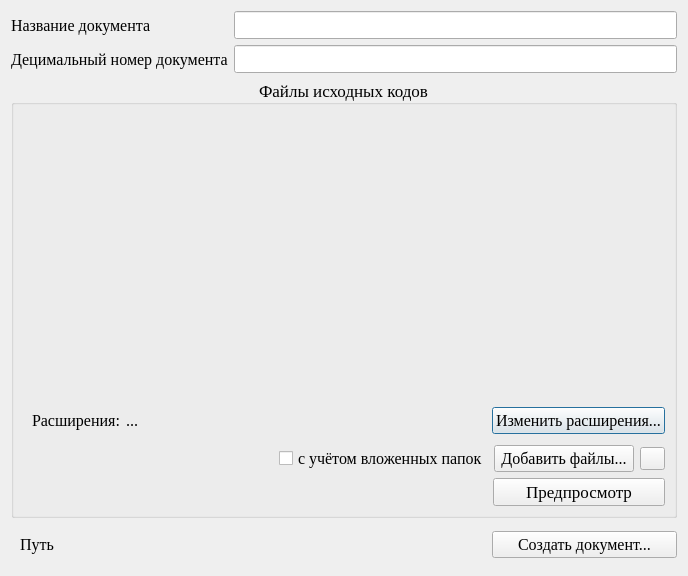
Old version of the form ui_files/ishod_w.ui in the repository MargaritaLipatova/Prorgams-text-to-docx.
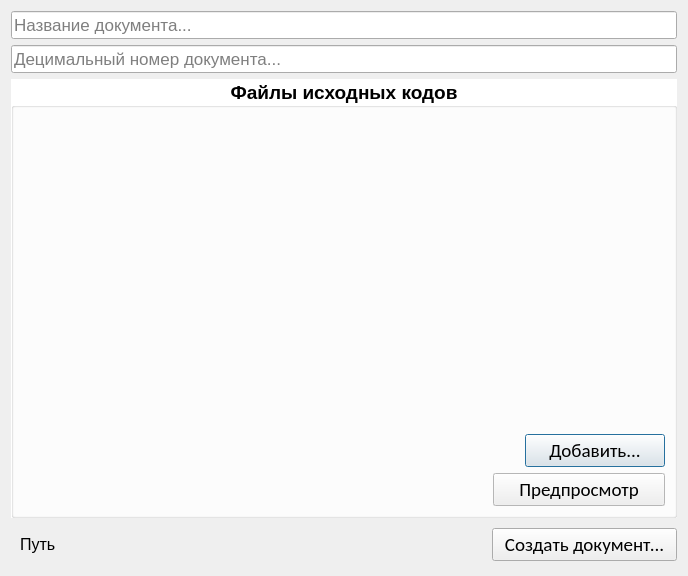
New version of the form. Icons and pictures are not drawn.

```diff
--- a/ui_files/ishod_w.ui
+++ b/ui_files/ishod_w.ui
@@ -12,65 +12,122 @@
   </property>
   <property name="font">
    <font>
-    <family>Times New Roman</family>
+    <family>Arial</family>
     <pointsize>13</pointsize>
    </font>
   </property>
   <property name="windowTitle">
    <string notr="true">Исход-В</string>
   </property>
+  <property name="windowIcon">
+   <iconset resource="../resources.qrc">
+    <normaloff>:/icon/icon/Box with Papers@2x.png</normaloff>:/icon/icon/Box with Papers@2x.png</iconset>
+  </property>
   <layout class="QVBoxLayout" name="verticalLayout_2">
    <item>
     <layout class="QHBoxLayout" name="horizontalLayout_3">
      <item>
-      <widget class="QLabel" name="label_NameFile">
-       <property name="minimumSize">
-        <size>
-         <width>217</width>
-         <height>0</height>
-        </size>
-       </property>
-       <property name="font">
-        <font>
-         <pointsize>12</pointsize>
-        </font>
-       </property>
+      <widget class="QLineEdit" name="lineEdit_NameFile">
        <property name="text">
-        <string>Название документа</string>
+        <string/>
+       </property>
+       <property name="placeholderText">
+        <string>Название документа...</string>
        </property>
       </widget>
      </item>
-     <item>
-      <widget class="QLineEdit" name="lineEdit_NameFile"/>
-     </item>
     </layout>
    </item>
    <item>
     <layout class="QHBoxLayout" name="horizontalLayout_4">
      <item>
-      <widget class="QLabel" name="label_NameDocx">
-       <property name="font">
-        <font>
-         <pointsize>12</pointsize>
-        </font>
-       </property>
+      <widget class="QLineEdit" name="lineEdit_NameDocx">
        <property name="text">
-        <string>Децимальный номер документа</string>
+        <string/>
+       </property>
+       <property name="placeholderText">
+        <string>Децимальный номер документа...</string>
        </property>
       </widget>
      </item>
-     <item>
-      <widget class="QLineEdit" name="lineEdit_NameDocx"/>
-     </item>
     </layout>
    </item>
    <item>
     <widget class="QGroupBox" name="groupBox_IshodCode">
+     <property name="palette">
+      <palette>
+       <active>
+        <colorrole role="Base">
+         <brush brushstyle="SolidPattern">
+          <color alpha="255">
+           <red>255</red>
+           <green>255</green>
+           <blue>255</blue>
+          </color>
+         </brush>
+        </colorrole>
+        <colorrole role="Window">
+         <brush brushstyle="SolidPattern">
+          <color alpha="255">
+           <red>255</red>
+           <green>255</green>
+           <blue>255</blue>
+          </color>
+         </brush>
+        </colorrole>
+       </active>
+       <inactive>
+        <colorrole role="Base">
+         <brush brushstyle="SolidPattern">
+          <color alpha="255">
+           <red>255</red>
+           <green>255</green>
+           <blue>255</blue>
+          </color>
+         </brush>
+        </colorrole>
+        <colorrole role="Window">
+         <brush brushstyle="SolidPattern">
+          <color alpha="255">
+           <red>255</red>
+           <green>255</green>
+           <blue>255</blue>
+          </color>
+         </brush>
+        </colorrole>
+       </inactive>
+       <disabled>
+        <colorrole role="Base">
+         <brush brushstyle="SolidPattern">
+          <color alpha="255">
+           <red>255</red>
+           <green>255</green>
+           <blue>255</blue>
+          </color>
+         </brush>
+        </colorrole>
+        <colorrole role="Window">
+         <brush brushstyle="SolidPattern">
+          <color alpha="255">
+           <red>255</red>
+           <green>255</green>
+           <blue>255</blue>
+          </color>
+         </brush>
+        </colorrole>
+       </disabled>
+      </palette>
+     </property>
      <property name="font">
       <font>
-       <pointsize>13</pointsize>
+       <pointsize>14</pointsize>
+       <weight>75</weight>
+       <bold>true</bold>
       </font>
      </property>
+     <property name="autoFillBackground">
+      <bool>true</bool>
+     </property>
      <property name="title">
       <string>Файлы исходных кодов</string>
      </property>
@@ -79,72 +136,15 @@
      </property>
      <layout class="QVBoxLayout" name="verticalLayout">
       <item>
-       <widget class="QWidget" name="widget_SourceCodeFiles" native="true"/>
-      </item>
-      <item>
-       <layout class="QHBoxLayout" name="horizontalLayout">
-        <item>
-         <widget class="QWidget" name="wStatusExtensions" native="true">
-          <layout class="QHBoxLayout" name="horizontalLayout_7">
-           <item>
-            <widget class="QLabel" name="label_Extensions">
-             <property name="font">
-              <font>
-               <pointsize>12</pointsize>
-              </font>
-             </property>
-             <property name="text">
-              <string>Расширения:</string>
-             </property>
-            </widget>
-           </item>
-           <item>
-            <widget class="QLabel" name="label_changeEx">
-             <property name="sizePolicy">
-              <sizepolicy hsizetype="Expanding" vsizetype="Preferred">
-               <horstretch>0</horstretch>
-               <verstretch>0</verstretch>
-              </sizepolicy>
-             </property>
-             <property name="font">
-              <font>
-               <pointsize>12</pointsize>
-              </font>
-             </property>
-             <property name="text">
-              <string>...</string>
-             </property>
-            </widget>
-           </item>
-          </layout>
-         </widget>
-        </item>
-        <item>
-         <spacer name="horizontalSpacer_3">
-          <property name="orientation">
-           <enum>Qt::Horizontal</enum>
-          </property>
-          <property name="sizeHint" stdset="0">
-           <size>
-            <width>40</width>
-            <height>20</height>
-           </size>
-          </property>
-         </spacer>
-        </item>
-        <item>
-         <widget class="QPushButton" name="pBtn_ChangeEx">
-          <property name="font">
-           <font>
-            <pointsize>12</pointsize>
-           </font>
-          </property>
-          <property name="text">
-           <string>Изменить расширения...</string>
-          </property>
-         </widget>
-        </item>
-       </layout>
+       <widget class="QWidget" name="widget_SourceCodeFiles" native="true">
+        <property name="font">
+         <font>
+          <pointsize>13</pointsize>
+          <weight>50</weight>
+          <bold>false</bold>
+         </font>
+        </property>
+       </widget>
       </item>
       <item>
        <layout class="QHBoxLayout" name="horizontalLayout_2">
@@ -161,18 +161,6 @@
           </property>
          </spacer>
         </item>
-        <item>
-         <widget class="QCheckBox" name="checkBox_FolderNesting">
-          <property name="font">
-           <font>
-            <pointsize>12</pointsize>
-           </font>
-          </property>
-          <property name="text">
-           <string>с учётом вложенных папок</string>
-          </property>
-         </widget>
-        </item>
         <item>
          <widget class="QPushButton" name="pBtn_AddFilesInFolder">
           <property name="minimumSize">
@@ -189,45 +177,14 @@
           </property>
           <property name="font">
            <font>
-            <pointsize>12</pointsize>
+            <family>Calibri</family>
+            <pointsize>14</pointsize>
+            <weight>50</weight>
+            <bold>false</bold>
            </font>
           </property>
           <property name="text">
-           <string>Добавить файлы...</string>
-          </property>
-         </widget>
-        </item>
-        <item>
-         <widget class="QPushButton" name="pBtn_UpdateTable">
-          <property name="minimumSize">
-           <size>
-            <width>25</width>
-            <height>0</height>
-           </size>
-          </property>
-          <property name="maximumSize">
-           <size>
-            <width>25</width>
-            <height>16777215</height>
-           </size>
-          </property>
-          <property name="font">
-           <font>
-            <pointsize>10</pointsize>
-           </font>
-          </property>
-          <property name="toolTip">
-           <string>Обновить таблицу</string>
-          </property>
-          <property name="whatsThis">
-           <string/>
-          </property>
-          <property name="text">
-           <string/>
-          </property>
-          <property name="icon">
-           <iconset resource="../resources.qrc">
-            <normaloff>:/icon/icon/folder_refresh_icon.ico</normaloff>:/icon/icon/folder_refresh_icon.ico</iconset>
+           <string>Добавить...</string>
           </property>
          </widget>
         </item>
@@ -262,6 +219,81 @@
             <height>16777215</height>
            </size>
           </property>
+          <property name="palette">
+           <palette>
+            <active>
+             <colorrole role="Base">
+              <brush brushstyle="SolidPattern">
+               <color alpha="255">
+                <red>255</red>
+                <green>255</green>
+                <blue>255</blue>
+               </color>
+              </brush>
+             </colorrole>
+             <colorrole role="Window">
+              <brush brushstyle="SolidPattern">
+               <color alpha="255">
+                <red>255</red>
+                <green>255</green>
+                <blue>255</blue>
+               </color>
+              </brush>
+             </colorrole>
+            </active>
+            <inactive>
+             <colorrole role="Base">
+              <brush brushstyle="SolidPattern">
+               <color alpha="255">
+                <red>255</red>
+                <green>255</green>
+                <blue>255</blue>
+               </color>
+              </brush>
+             </colorrole>
+             <colorrole role="Window">
+              <brush brushstyle="SolidPattern">
+               <color alpha="255">
+                <red>255</red>
+                <green>255</green>
+                <blue>255</blue>
+               </color>
+              </brush>
+             </colorrole>
+            </inactive>
+            <disabled>
+             <colorrole role="Base">
+              <brush brushstyle="SolidPattern">
+               <color alpha="255">
+                <red>255</red>
+                <green>255</green>
+                <blue>255</blue>
+               </color>
+              </brush>
+             </colorrole>
+             <colorrole role="Window">
+              <brush brushstyle="SolidPattern">
+               <color alpha="255">
+                <red>255</red>
+                <green>255</green>
+                <blue>255</blue>
+               </color>
+              </brush>
+             </colorrole>
+            </disabled>
+           </palette>
+          </property>
+          <property name="font">
+           <font>
+            <family>Calibri</family>
+            <pointsize>14</pointsize>
+            <weight>50</weight>
+            <bold>false</bold>
+           </font>
+          </property>
+          <property name="autoFillBackground">
+           <bool>true</bool>
+          </property>
           <property name="text">
            <string>Предпросмотр</string>
           </property>
@@ -332,7 +364,10 @@
        </property>
        <property name="font">
         <font>
-         <pointsize>12</pointsize>
+         <family>Calibri</family>
+         <pointsize>14</pointsize>
+         <weight>50</weight>
+         <bold>false</bold>
         </font>
        </property>
        <property name="text">
```
